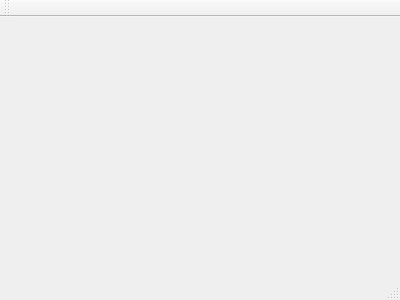
Above: mainwindow.ui from Falathar/morpion before the change. Below: the same form after it.
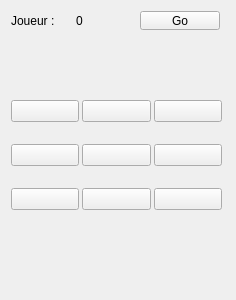
That is the form after the change.

```diff
--- a/mainwindow.ui
+++ b/mainwindow.ui
@@ -6,33 +6,139 @@
    <rect>
     <x>0</x>
     <y>0</y>
-    <width>400</width>
+    <width>236</width>
     <height>300</height>
    </rect>
   </property>
   <property name="windowTitle">
    <string>MainWindow</string>
   </property>
-  <widget class="QWidget" name="centralWidget"/>
-  <widget class="QMenuBar" name="menuBar">
-   <property name="geometry">
-    <rect>
-     <x>0</x>
-     <y>0</y>
-     <width>400</width>
-     <height>22</height>
-    </rect>
-   </property>
+  <widget class="QWidget" name="centralWidget">
+   <widget class="QWidget" name="horizontalLayoutWidget">
+    <property name="geometry">
+     <rect>
+      <x>0</x>
+      <y>0</y>
+      <width>231</width>
+      <height>41</height>
+     </rect>
+    </property>
+    <layout class="QHBoxLayout" name="horizontalLayout">
+     <item>
+      <widget class="QLabel" name="label">
+       <property name="text">
+        <string>Joueur :</string>
+       </property>
+      </widget>
+     </item>
+     <item>
+      <widget class="QLabel" name="lblJoueur">
+       <property name="text">
+        <string>0</string>
+       </property>
+      </widget>
+     </item>
+     <item>
+      <widget class="QPushButton" name="cmdGo">
+       <property name="text">
+        <string>Go</string>
+       </property>
+      </widget>
+     </item>
+    </layout>
+   </widget>
+   <widget class="QWidget" name="gridLayoutWidget">
+    <property name="geometry">
+     <rect>
+      <x>0</x>
+      <y>70</y>
+      <width>233</width>
+      <height>171</height>
+     </rect>
+    </property>
+    <layout class="QGridLayout" name="gridLayout">
+     <property name="spacing">
+      <number>3</number>
+     </property>
+     <item row="6" column="0">
+      <widget class="QPushButton" name="pushButton_7">
+       <property name="text">
+        <string/>
+       </property>
+      </widget>
+     </item>
+     <item row="6" column="2">
+      <widget class="QPushButton" name="pushButton_9">
+       <property name="text">
+        <string/>
+       </property>
+      </widget>
+     </item>
+     <item row="4" column="1">
+      <widget class="QPushButton" name="pushButton_2">
+       <property name="text">
+        <string/>
+       </property>
+      </widget>
+     </item>
+     <item row="4" column="2">
+      <widget class="QPushButton" name="pushButton_3">
+       <property name="text">
+        <string/>
+       </property>
+      </widget>
+     </item>
+     <item row="4" column="0">
+      <widget class="QPushButton" name="pushButton_1">
+       <property name="text">
+        <string/>
+       </property>
+      </widget>
+     </item>
+     <item row="5" column="2">
+      <widget class="QPushButton" name="pushButton_6">
+       <property name="text">
+        <string/>
+       </property>
+      </widget>
+     </item>
+     <item row="5" column="0">
+      <widget class="QPushButton" name="pushButton_4">
+       <property name="text">
+        <string/>
+       </property>
+      </widget>
+     </item>
+     <item row="5" column="1">
+      <widget class="QPushButton" name="pushButton_5">
+       <property name="text">
+        <string/>
+       </property>
+      </widget>
+     </item>
+     <item row="6" column="1">
+      <widget class="QPushButton" name="pushButton_8">
+       <property name="text">
+        <string/>
+       </property>
+      </widget>
+     </item>
+    </layout>
+   </widget>
+   <widget class="QLabel" name="lblFin">
+    <property name="geometry">
+     <rect>
+      <x>0</x>
+      <y>270</y>
+      <width>231</width>
+      <height>21</height>
+     </rect>
+    </property>
+    <property name="text">
+     <string/>
+    </property>
+   </widget>
   </widget>
-  <widget class="QToolBar" name="mainToolBar">
-   <attribute name="toolBarArea">
-    <enum>TopToolBarArea</enum>
-   </attribute>
-   <attribute name="toolBarBreak">
-    <bool>false</bool>
-   </attribute>
-  </widget>
-  <widget class="QStatusBar" name="statusBar"/>
  </widget>
  <layoutdefault spacing="6" margin="11"/>
  <resources/>
```
Left out of the diff: 2 changed lines with no effect on the pictures.
